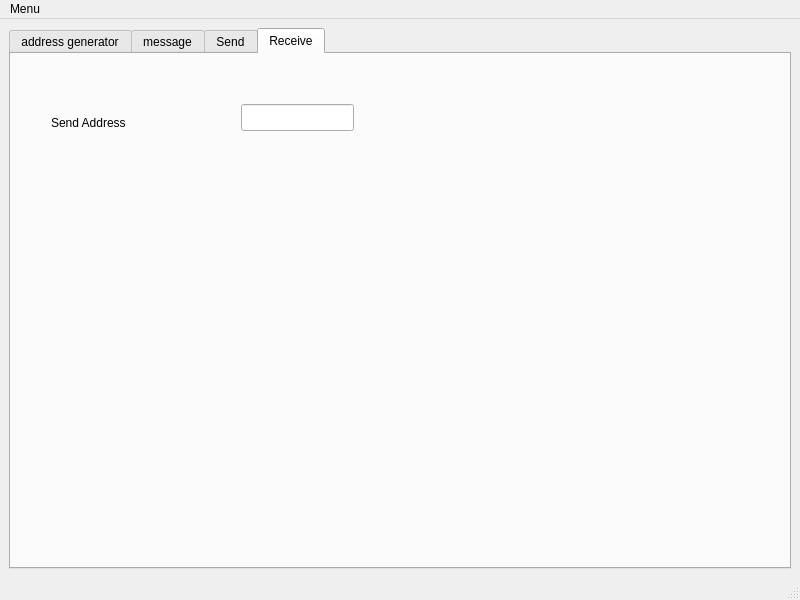
Qt form lite/mainwindow.ui (netpipe/Ethereum-QWallet) before a commit.
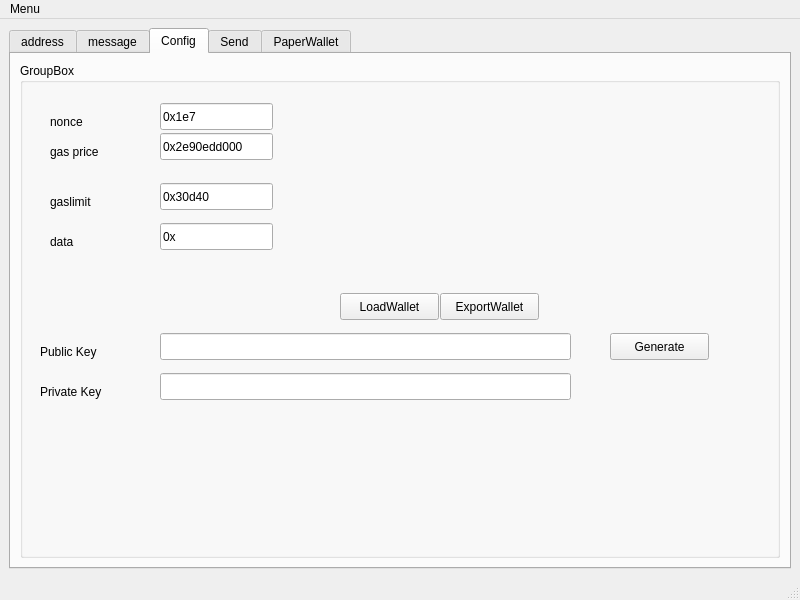
The same form after that commit. The open tabs and pages were chosen to show the change.

Patch:
```diff
--- a/lite/mainwindow.ui
+++ b/lite/mainwindow.ui
@@ -22,7 +22,7 @@
       </property>
       <widget class="QWidget" name="tab">
        <attribute name="title">
-        <string>address generator</string>
+        <string>address</string>
        </attribute>
        <widget class="QTextEdit" name="textEdit">
         <property name="geometry">
@@ -90,6 +90,230 @@
           </property>
          </widget>
         </item>
+        <item row="7" column="1">
+         <widget class="QPushButton" name="pushButton_3">
+          <property name="text">
+           <string>sign</string>
+          </property>
+         </widget>
+        </item>
+        <item row="2" column="2">
+         <widget class="QLabel" name="label_21">
+          <property name="text">
+           <string>Private Key</string>
+          </property>
+         </widget>
+        </item>
+        <item row="8" column="1">
+         <widget class="QPushButton" name="pushButton_2">
+          <property name="text">
+           <string>verify</string>
+          </property>
+         </widget>
+        </item>
+       </layout>
+      </widget>
+      <widget class="QWidget" name="tab_3">
+       <attribute name="title">
+        <string>Config</string>
+       </attribute>
+       <layout class="QGridLayout" name="gridLayout_3">
+        <item row="0" column="0">
+         <widget class="QGroupBox" name="groupBox">
+          <property name="title">
+           <string>GroupBox</string>
+          </property>
+          <widget class="QLabel" name="label_6">
+           <property name="geometry">
+            <rect>
+             <x>30</x>
+             <y>170</y>
+             <width>67</width>
+             <height>17</height>
+            </rect>
+           </property>
+           <property name="text">
+            <string>data</string>
+           </property>
+          </widget>
+          <widget class="QLineEdit" name="lineEdit_8">
+           <property name="geometry">
+            <rect>
+             <x>140</x>
+             <y>160</y>
+             <width>113</width>
+             <height>27</height>
+            </rect>
+           </property>
+           <property name="text">
+            <string>0x</string>
+           </property>
+          </widget>
+          <widget class="QLineEdit" name="lineEdit_6">
+           <property name="geometry">
+            <rect>
+             <x>140</x>
+             <y>310</y>
+             <width>411</width>
+             <height>27</height>
+            </rect>
+           </property>
+          </widget>
+          <widget class="QLabel" name="label_9">
+           <property name="geometry">
+            <rect>
+             <x>20</x>
+             <y>280</y>
+             <width>91</width>
+             <height>17</height>
+            </rect>
+           </property>
+           <property name="text">
+            <string>Public Key</string>
+           </property>
+          </widget>
+          <widget class="QLabel" name="label_3">
+           <property name="geometry">
+            <rect>
+             <x>30</x>
+             <y>80</y>
+             <width>67</width>
+             <height>17</height>
+            </rect>
+           </property>
+           <property name="text">
+            <string>gas price</string>
+           </property>
+          </widget>
+          <widget class="QPushButton" name="pushButton_5">
+           <property name="geometry">
+            <rect>
+             <x>590</x>
+             <y>270</y>
+             <width>99</width>
+             <height>27</height>
+            </rect>
+           </property>
+           <property name="text">
+            <string>Generate</string>
+           </property>
+          </widget>
+          <widget class="QLineEdit" name="gaslimit">
+           <property name="geometry">
+            <rect>
+             <x>140</x>
+             <y>120</y>
+             <width>113</width>
+             <height>27</height>
+            </rect>
+           </property>
+           <property name="text">
+            <string>0x30d40</string>
+           </property>
+          </widget>
+          <widget class="QLineEdit" name="lineEdit_5">
+           <property name="geometry">
+            <rect>
+             <x>140</x>
+             <y>270</y>
+             <width>411</width>
+             <height>27</height>
+            </rect>
+           </property>
+          </widget>
+          <widget class="QLabel" name="label_5">
+           <property name="geometry">
+            <rect>
+             <x>30</x>
+             <y>50</y>
+             <width>67</width>
+             <height>17</height>
+            </rect>
+           </property>
+           <property name="text">
+            <string>nonce</string>
+           </property>
+          </widget>
+          <widget class="QLabel" name="label_4">
+           <property name="geometry">
+            <rect>
+             <x>30</x>
+             <y>130</y>
+             <width>67</width>
+             <height>17</height>
+            </rect>
+           </property>
+           <property name="text">
+            <string>gaslimit</string>
+           </property>
+          </widget>
+          <widget class="QLineEdit" name="lineEdit_7">
+           <property name="geometry">
+            <rect>
+             <x>140</x>
+             <y>40</y>
+             <width>113</width>
+             <height>27</height>
+            </rect>
+           </property>
+           <property name="text">
+            <string>0x1e7</string>
+           </property>
+          </widget>
+          <widget class="QLabel" name="label_10">
+           <property name="geometry">
+            <rect>
+             <x>20</x>
+             <y>320</y>
+             <width>91</width>
+             <height>17</height>
+            </rect>
+           </property>
+           <property name="text">
+            <string>Private Key</string>
+           </property>
+          </widget>
+          <widget class="QLineEdit" name="gasprice">
+           <property name="geometry">
+            <rect>
+             <x>140</x>
+             <y>70</y>
+             <width>113</width>
+             <height>27</height>
+            </rect>
+           </property>
+           <property name="text">
+            <string>0x2e90edd000</string>
+           </property>
+          </widget>
+          <widget class="QPushButton" name="pushButton_6">
+           <property name="geometry">
+            <rect>
+             <x>320</x>
+             <y>230</y>
+             <width>99</width>
+             <height>27</height>
+            </rect>
+           </property>
+           <property name="text">
+            <string>LoadWallet</string>
+           </property>
+          </widget>
+          <widget class="QPushButton" name="pushButton_9">
+           <property name="geometry">
+            <rect>
+             <x>420</x>
+             <y>230</y>
+             <width>99</width>
+             <height>27</height>
+            </rect>
+           </property>
+           <property name="text">
+            <string>ExportWallet</string>
+           </property>
+          </widget>
+         </widget>
+        </item>
        </layout>
       </widget>
       <widget class="QWidget" name="tab_4">
@@ -122,13 +346,13 @@
       </widget>
       <widget class="QWidget" name="Receive">
        <attribute name="title">
-        <string>Receive</string>
+        <string>PaperWallet</string>
        </attribute>
        <widget class="QLineEdit" name="lineEdit_2">
         <property name="geometry">
          <rect>
-          <x>230</x>
-          <y>50</y>
+          <x>220</x>
+          <y>220</y>
           <width>113</width>
           <height>27</height>
          </rect>
@@ -137,8 +361,44 @@
        <widget class="QLabel" name="label">
         <property name="geometry">
          <rect>
-          <x>40</x>
-          <y>60</y>
+          <x>30</x>
+          <y>230</y>
+          <width>121</width>
+          <height>17</height>
+         </rect>
+        </property>
+        <property name="text">
+         <string>Ammount</string>
+        </property>
+       </widget>
+       <widget class="QLabel" name="label_18">
+        <property name="geometry">
+         <rect>
+          <x>120</x>
+          <y>10</y>
+          <width>531</width>
+          <height>17</height>
+         </rect>
+        </property>
+        <property name="text">
+         <string>deposit paper wallet</string>
+        </property>
+       </widget>
+       <widget class="QLineEdit" name="lineEdit_13">
+        <property name="geometry">
+         <rect>
+          <x>220</x>
+          <y>180</y>
+          <width>113</width>
+          <height>27</height>
+         </rect>
+        </property>
+       </widget>
+       <widget class="QLabel" name="label_19">
+        <property name="geometry">
+         <rect>
+          <x>30</x>
+          <y>190</y>
           <width>121</width>
           <height>17</height>
          </rect>
```
Left out of the diff: 221 changed lines with no effect on the pictures.
